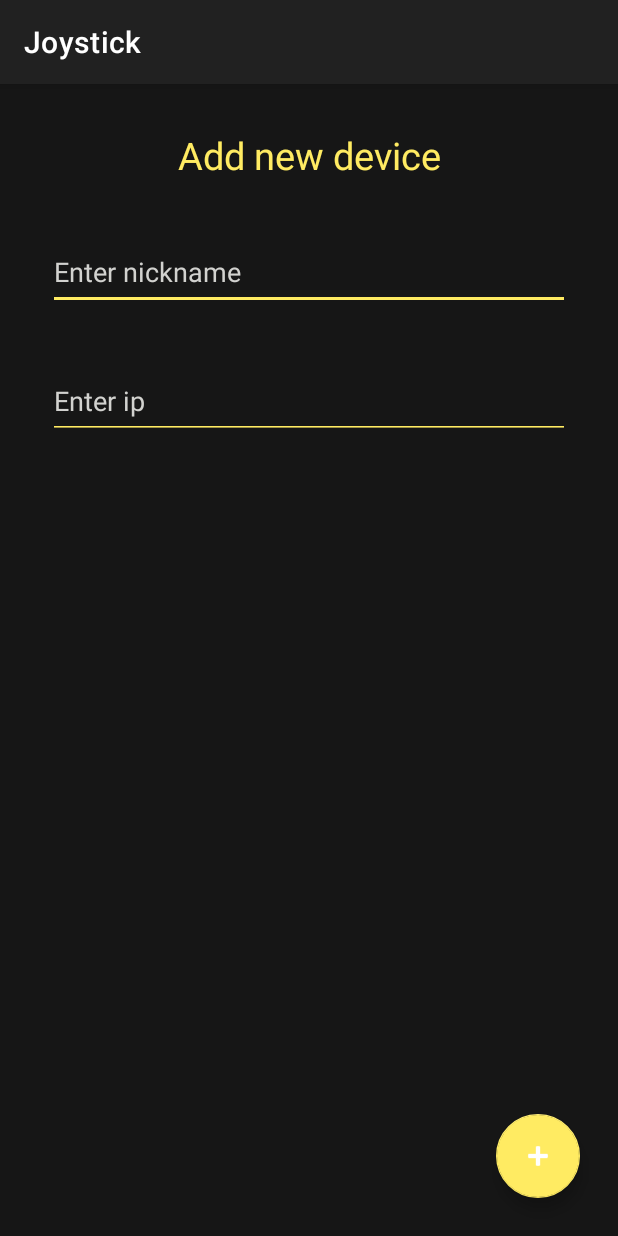
After one commit to jonfpersson/ptz-Axis-joystick, an Android app: the newDeviceActivity screen opened directly, with no data from a screen before it, on a phone screen of 412 x 824 dp. The commit adds this screen. Run offline under Robolectric (Android 15) with nearby library versions, the phone set to English and light mode, and no system bars.

```diff
--- a/app/src/main/AndroidManifest.xml
+++ b/app/src/main/AndroidManifest.xml
@@ -13,6 +13,9 @@
         android:supportsRtl="true"
         android:theme="@style/Theme.Joystick"
         android:usesCleartextTraffic="true">
+        <activity
+            android:name=".newDeviceActivity"
+            android:exported="false" />
         <activity
             android:name=".MainCardActivity"
             android:exported="true">
--- /dev/null
+++ b/app/src/main/java/com/jonfp/joystick/newDeviceActivity.java
@@ -0,0 +1,50 @@
+package com.jonfp.joystick;
+
+import androidx.appcompat.app.AppCompatActivity;
+
+import android.os.Bundle;
+import android.view.View;
+import android.widget.EditText;
+
+import com.google.android.material.floatingactionbutton.FloatingActionButton;
+import com.google.android.material.snackbar.Snackbar;
+
+import java.io.FileNotFoundException;
+import java.io.FileOutputStream;
+import java.io.IOException;
+
+public class newDeviceActivity extends AppCompatActivity {
+
+    @Override
+    protected void onCreate(Bundle savedInstanceState) {
+        super.onCreate(savedInstanceState);
+        setContentView(R.layout.activity_new_device);
+
+        FloatingActionButton fab = findViewById(R.id.floatingActionButton);
+        fab.setOnClickListener(new View.OnClickListener() {
+            @Override
+            public void onClick(View view) {
+
+                try {
+                    FileOutputStream fOut = openFileOutput("mainLayout.joy",MODE_APPEND);
+
+                    EditText ipEditText = findViewById(R.id.ipEditText);
+                    EditText nickEditText = findViewById(R.id.nickEditText);
+
+                    String ip = ipEditText.getText().toString();
+                    String nickname = nickEditText.getText().toString();
+
+                    fOut.write((ip + ";" + nickname).getBytes());
+                    fOut.close();
+
+                } catch (FileNotFoundException e) {
+                    e.printStackTrace();
+                } catch (IOException e) {
+                    e.printStackTrace();
+                }
+
+            }
+        });
+
+    }
+}
--- /dev/null
+++ b/app/src/main/res/layout/activity_new_device.xml
@@ -0,0 +1,80 @@
+<?xml version="1.0" encoding="utf-8"?>
+<androidx.constraintlayout.widget.ConstraintLayout xmlns:android="http://schemas.android.com/apk/res/android"
+    xmlns:app="http://schemas.android.com/apk/res-auto"
+    xmlns:tools="http://schemas.android.com/tools"
+    xmlns:card_view="http://schemas.android.com/apk/res-auto"
+    android:layout_width="match_parent"
+    android:layout_height="match_parent"
+    tools:context=".newDeviceActivity"
+    android:background="@color/darkBlack"
+    >
+
+    <TextView
+        android:id="@+id/textView"
+        android:layout_width="match_parent"
+        android:layout_height="wrap_content"
+        android:layout_gravity="center"
+        android:gravity="center"
+        android:text="Add new device"
+        android:textColor="@color/ic_launcher_background"
+        android:textSize="@dimen/textHeaderSize"
+        android:typeface="sans"
+        android:layout_marginTop="30dp"
+        app:layout_constraintEnd_toEndOf="parent"
+        app:layout_constraintStart_toStartOf="parent"
+        app:layout_constraintTop_toTopOf="parent" />
+
+    <EditText
+        android:id="@+id/nickEditText"
+        android:layout_width="match_parent"
+        android:layout_height="wrap_content"
+
+        android:layout_marginStart="32dp"
+        android:layout_marginTop="36dp"
+        android:layout_marginEnd="32dp"
+
+        android:hint="Enter nickname"
+        android:inputType="textPersonName"
+        android:minHeight="50dp"
+
+        android:backgroundTint="@color/ic_launcher_background"
+        android:textColorHint="@color/softGrey"
+        android:textColor="@color/white"
+        app:layout_constraintStart_toStartOf="parent"
+        app:layout_constraintTop_toBottomOf="@+id/textView" />
+
+    <EditText
+        android:id="@+id/ipEditText"
+        android:layout_width="match_parent"
+        android:layout_height="wrap_content"
+
+        android:layout_marginStart="32dp"
+        android:layout_marginTop="36dp"
+        android:layout_marginEnd="32dp"
+
+        android:hint="Enter ip"
+        android:inputType="textPassword"
+        android:minHeight="50dp"
+        android:backgroundTint="@color/ic_launcher_background"
+        android:textColorHint="@color/softGrey"
+        android:textColor="@color/white"
+        app:layout_constraintEnd_toEndOf="parent"
+        app:layout_constraintStart_toStartOf="parent"
+        app:layout_constraintTop_toBottomOf="@+id/nickEditText" />
+
+    <com.google.android.material.floatingactionbutton.FloatingActionButton
+        android:id="@+id/floatingActionButton"
+        style="@android:style/Widget.Holo.DropDownItem"
+        android:layout_width="wrap_content"
+        android:layout_height="wrap_content"
+        android:layout_marginEnd="25dp"
+        android:layout_marginBottom="25dp"
+        android:clickable="true"
+        app:layout_constraintBottom_toBottomOf="parent"
+        app:layout_constraintEnd_toEndOf="parent"
+        card_view:backgroundTint="@color/ic_launcher_background"
+
+        card_view:srcCompat="@android:drawable/ic_input_add"
+        tools:ignore="SpeakableTextPresentCheck" />
+
+</androidx.constraintlayout.widget.ConstraintLayout>
--- a/build.gradle
+++ b/build.gradle
@@ -5,7 +5,7 @@ buildscript {
         mavenCentral()
     }
     dependencies {
-        classpath "com.android.tools.build:gradle:7.0.4"
+        classpath 'com.android.tools.build:gradle:7.1.0'
 
         // NOTE: Do not place your application dependencies here; they belong
         // in the individual module build.gradle files
```
Also changed, not shown: app/src/main/java/com/jonfp/joystick/MainCardActivity.java (+55 -0 lines), app/src/main/res/layout/activity_main_card.xml (+2 -21 lines), gradle/wrapper/gradle-wrapper.properties.
